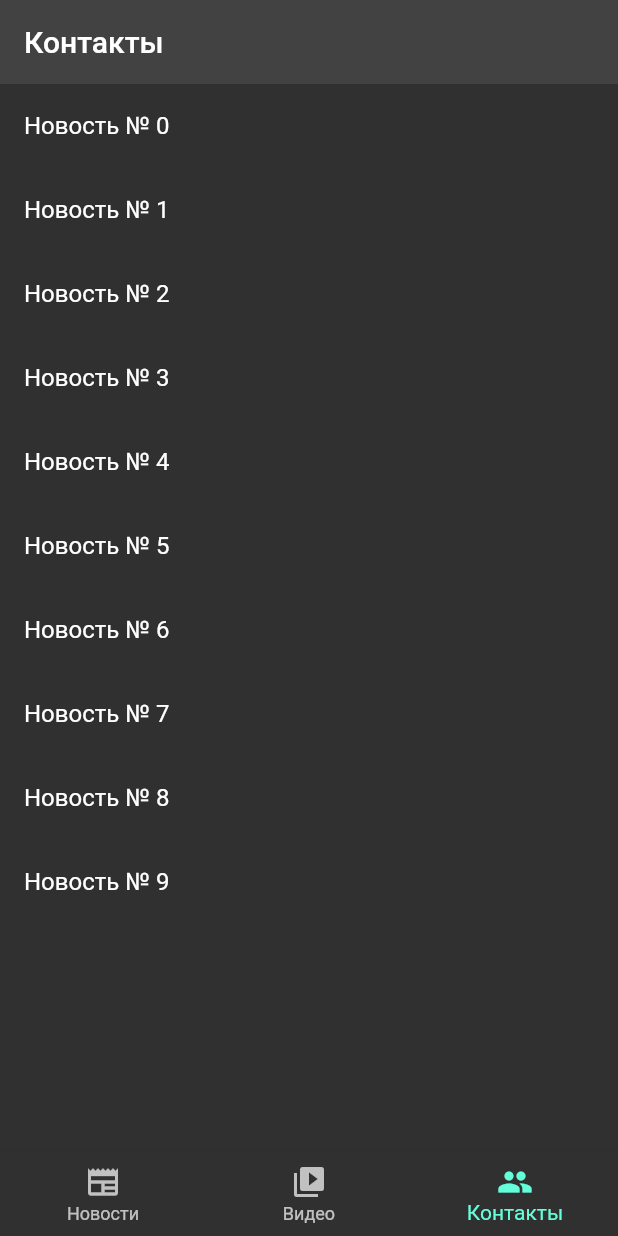
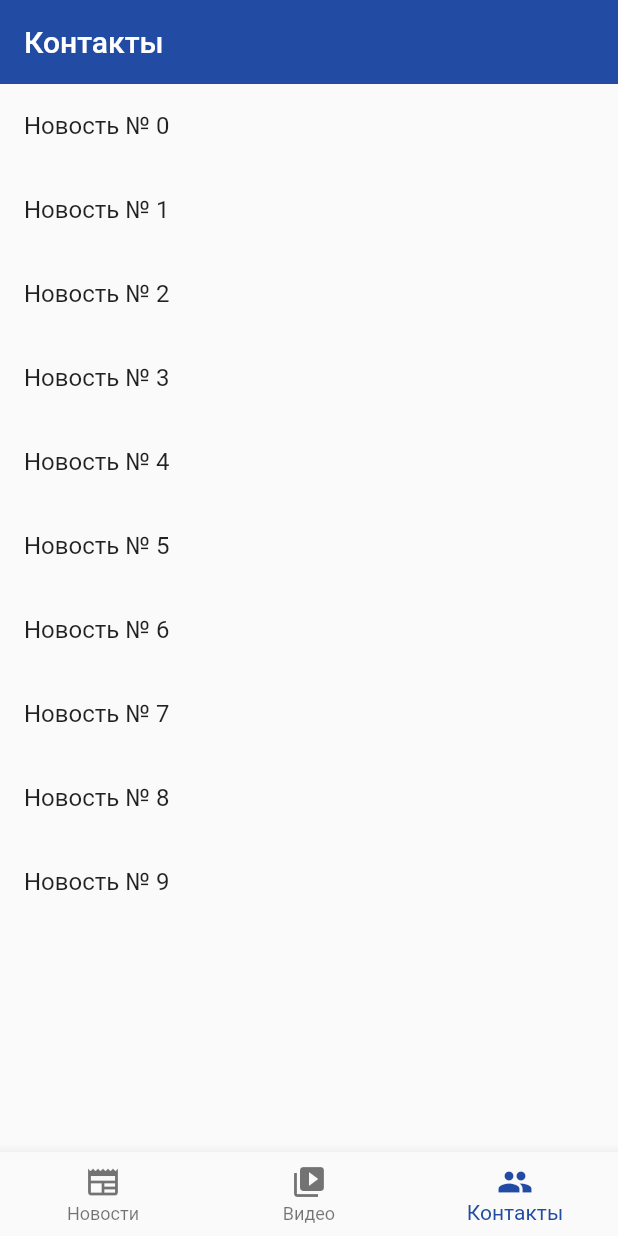
Before and after one commit to themickey03/OpenUniversityRSVPU, a Flutter app: the screen it shows after launch, item 3 of the bottom bar chosen, on a phone screen of 412 x 824 dp. Run offline on Flutter 3.47's test engine with Material 2 defaults, Android fonts, the phone set to English and light mode, and no system bars; network calls fail.

Commit message:
ready basic news tab

```diff
--- a/lib/main.dart
+++ b/lib/main.dart
@@ -13,9 +13,26 @@ class MyApp extends StatefulWidget {
 class _MyAppState extends State<MyApp> {
   @override
   Widget build(BuildContext context) {
+    Map<int, Color> mainBlueMapColor =
+    {
+      50:const Color.fromRGBO(34,76,164, .1),
+      100:const Color.fromRGBO(34,76,164, .2),
+      200:const Color.fromRGBO(34,76,164, .3),
+      300:const Color.fromRGBO(34,76,164, .4),
+      400:const Color.fromRGBO(34,76,164, .5),
+      500:const Color.fromRGBO(34,76,164, .6),
+      600:const Color.fromRGBO(34,76,164, .7),
+      700:const Color.fromRGBO(34,76,164, .8),
+      800:const Color.fromRGBO(34,76,164, .9),
+      900:const Color.fromRGBO(34,76,164, 1),
+    };
+    MaterialColor mainBlue = MaterialColor(0xFF224CA4, mainBlueMapColor);
     return MaterialApp(
       theme: ThemeData(
-        primarySwatch: Colors.teal,
+        primarySwatch: mainBlue,
+        brightness: Brightness.light,
+      ),
+      darkTheme: ThemeData(
         brightness: Brightness.dark,
       ),
       debugShowCheckedModeBanner: false,
--- a/lib/main_widget.dart
+++ b/lib/main_widget.dart
@@ -51,7 +51,6 @@ class _WithMainWidgetState extends State<MainWidget> {
     return Scaffold(
       appBar: AppBar(
         title: Row(
-
           mainAxisAlignment: MainAxisAlignment.start,
           children: [
             Text(setTitleFromId(_selectedIndex)),
--- a/pubspec.yaml
+++ b/pubspec.yaml
@@ -31,6 +31,7 @@ dependencies:
   flutter:
     sdk: flutter
   http: 0.13.5
+  intl: 0.18.0
 
 
   # The following adds the Cupertino Icons font to your application.
```
Also changed, not shown: lib/NewsItemWidget.dart (deleted, +0 -45 lines), lib/news_widget.dart (+81 -16 lines), pubspec.lock.
